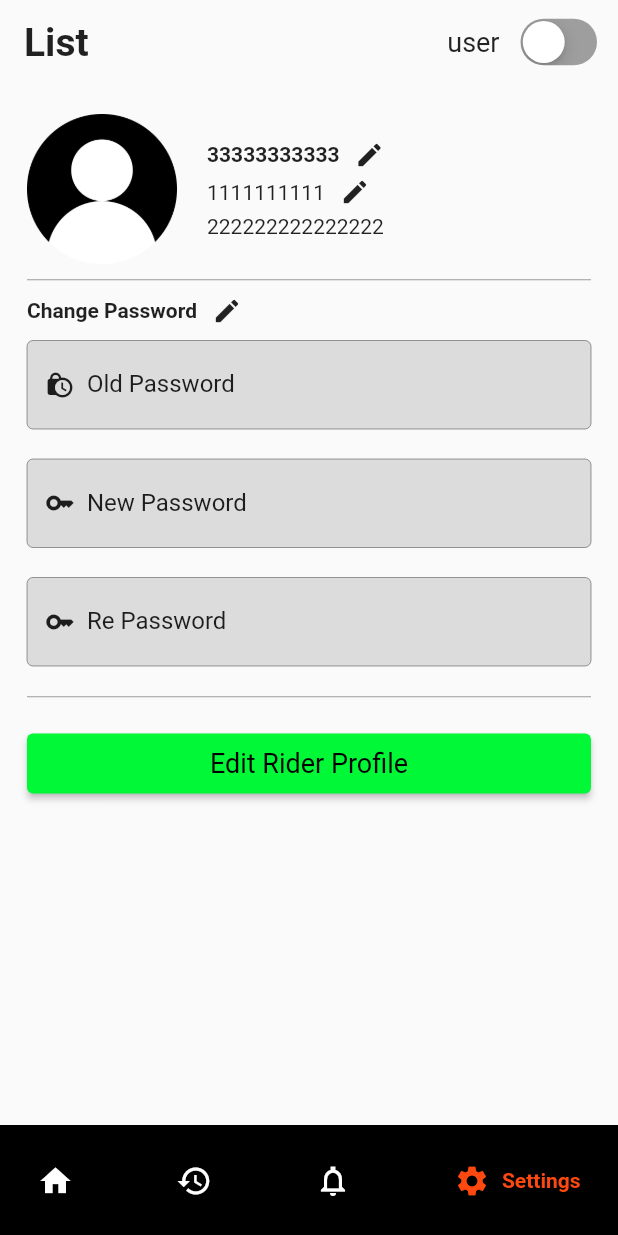
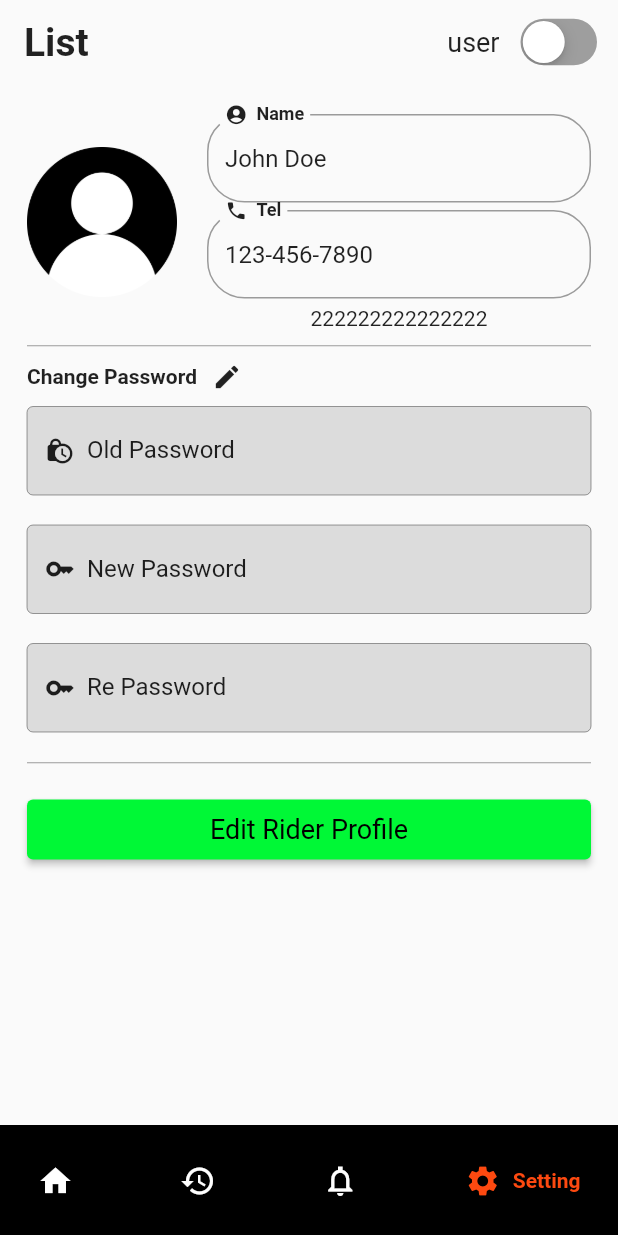
Before and after one commit to Mini-Mark/Go_Together, a Flutter app: the Home screen opened by its route, item 4 of the bottom bar chosen, on a phone screen of 412 x 824 dp. Run offline on Flutter 3.47's test engine with Material 2 defaults, Android fonts, the phone set to English and light mode, and no system bars; drawn by our look-alikes of google_nav_bar; network calls fail.

Commit message:
(Update) Setting

```diff
--- a/go_together/lib/home.dart
+++ b/go_together/lib/home.dart
@@ -116,7 +116,7 @@ class _HomeState extends State<Home> {
                 ),
                 GButton(
                   icon: Icons.settings,
-                  text: 'Settings',
+                  text: 'Setting',
                 )
               ]),
         ));
--- a/go_together/lib/setting.dart
+++ b/go_together/lib/setting.dart
@@ -7,6 +7,19 @@ class SettingPage extends StatefulWidget {
 
 class _SettingState extends State<SettingPage> {
   bool allowChangePassword = false;
+
+  final _NameController = TextEditingController();
+  final _TelController = TextEditingController();
+
+  @override
+  void initState() {
+    super.initState();
+
+    setState(() {
+      _NameController.text = 'John Doe';
+      _TelController.text = '123-456-7890';
+    });
+  }
 
   @override
   Widget build(BuildContext context) {
@@ -19,44 +32,80 @@ class _SettingState extends State<SettingPage> {
                   height: 100,
                   child: Expanded(child: Image.asset("assets/user_logo.png"))),
               SizedBox(width: 20),
-              Column(
-                mainAxisAlignment: MainAxisAlignment.spaceBetween,
-                crossAxisAlignment: CrossAxisAlignment.start,
+              Expanded(
+                child: Column(
                   children: [
-                  Row(
+                    TextFormField(
+                      controller: _NameController,
+                      // onChanged: (_keywordController) {
+                      //   setState(() {
+                      //     keyword = _keywordController;
+                      //   });
+                      // },
+                      decoration: InputDecoration(
+                          focusedBorder: OutlineInputBorder(),
+                          border: OutlineInputBorder(
+                              borderRadius: BorderRadius.circular(25)),
+                          label: Row(
+                            mainAxisSize: MainAxisSize.min,
                             children: [
-                      // TextField(),
-                      Text(
-                        "33333333333",
-                        style: TextStyle(fontWeight: FontWeight.bold),
-                      ),
-                      SizedBox(width: 10),
-                      Icon(
-                        Icons.edit,
+                              Padding(
+                                padding: EdgeInsets.only(right: 8.0),
+                                child: Icon(
+                                  Icons.account_circle_rounded,
                                   size: 20,
                                   color: Colors.black87,
                                 ),
+                              ),
+                              Text(
+                                "Name",
+                                style: TextStyle(
+                                  fontWeight: FontWeight.bold,
+                                  color: Colors.black87,
+                                ),
+                              )
                             ],
+                          )),
                     ),
                     SizedBox(height: 5),
-                  Row(
+                    TextFormField(
+                      controller: _TelController,
+                      // onChanged: (_keywordController) {
+                      //   setState(() {
+                      //     keyword = _keywordController;
+                      //   });
+                      // },
+                      decoration: InputDecoration(
+                          focusedBorder: OutlineInputBorder(),
+                          border: OutlineInputBorder(
+                              borderRadius: BorderRadius.circular(25)),
+                          label: Row(
+                            mainAxisSize: MainAxisSize.min,
                             children: [
-                      Text(
-                        "1111111111",
-                      ),
-                      SizedBox(width: 10),
-                      Icon(
-                        Icons.edit,
+                              Padding(
+                                padding: EdgeInsets.only(right: 8.0),
+                                child: Icon(
+                                  Icons.phone,
                                   size: 20,
                                   color: Colors.black87,
                                 ),
+                              ),
+                              Text(
+                                "Tel",
+                                style: TextStyle(
+                                  fontWeight: FontWeight.bold,
+                                  color: Colors.black87,
+                                ),
+                              )
                             ],
+                          )),
                     ),
                     SizedBox(height: 5),
                     Text(
                       "222222222222222",
                     ),
                   ],
+                ),
               ),
             ],
           ),
```
Lines whose indentation alone changed are shown as unchanged.
